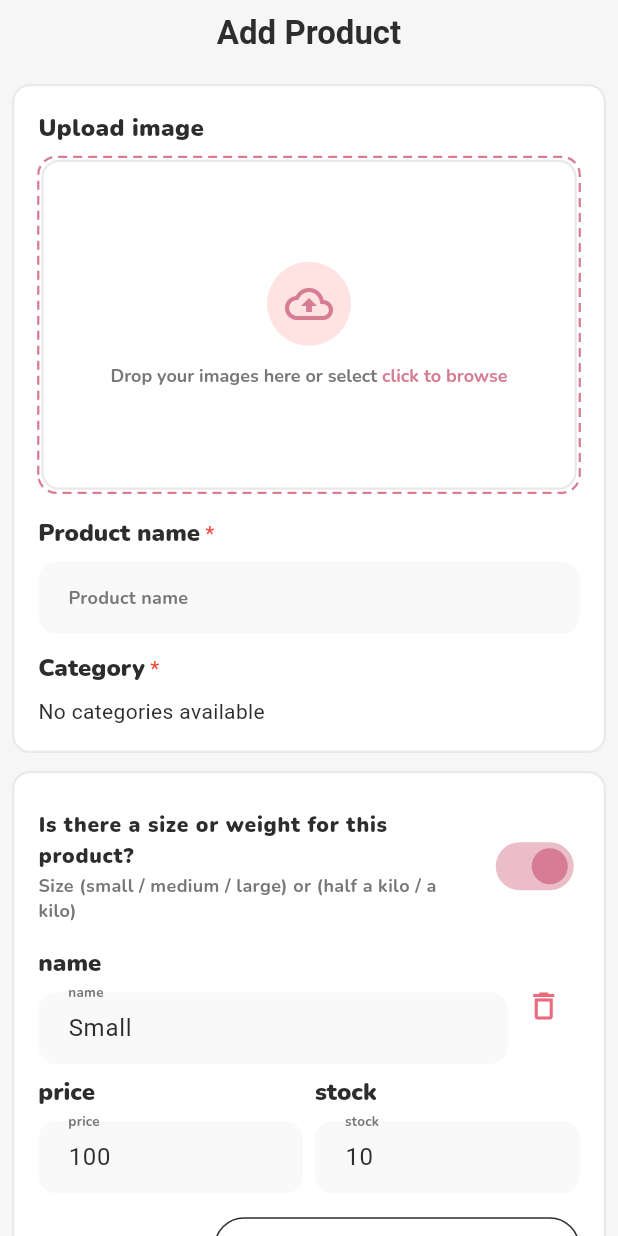
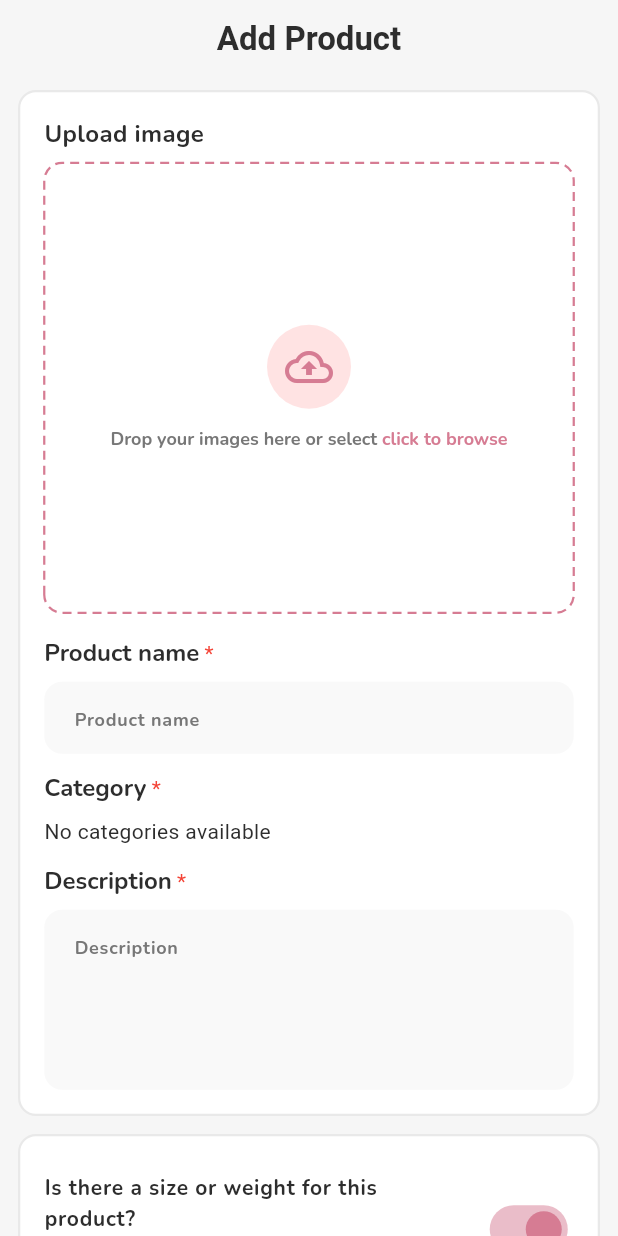
Before and after one commit to AyaNasserEzat/sweetella_admin, a Flutter app: the AddProductPage screen opened directly, after a tap on "Is there a size or weight for this produ", on a phone screen of 412 x 824 dp. Run offline on Flutter 3.47's test engine with Material 3 defaults, Android fonts, the phone set to English and light mode, and no system bars; drawn by our look-alikes of dotted_border; our stand-ins replace bloc, cached_network_image, cloud_firestore, dartz, dio, dropdown_button2 and 9 more; accounts and stored records are empty; network calls fail.

Commit message:
change button color while loading

```diff
--- a/lib/core/widgets/custom_table.dart
+++ b/lib/core/widgets/custom_table.dart
@@ -31,7 +31,7 @@ class CustomTable extends StatelessWidget {
                 child: DataTable(
                   columnSpacing: context.tokens.size.icon,
                   dataRowMinHeight: 20,
-                  dataRowMaxHeight: 70,
+                  dataRowMaxHeight: 100,
                   horizontalMargin: 20,
 
                   headingRowColor: WidgetStateProperty.all(
@@ -45,9 +45,7 @@ class CustomTable extends StatelessWidget {
                             child: Skeleton.keep(
                               child: Text(
                                 title,
-                                style: const TextStyle(
-                                  fontWeight: FontWeight.bold,
-                                ),
+                                style: context.tokens.text.titleSmall,
                               ),
                             ),
                           ),
--- a/lib/features/categories/presentation/widgets/custom_text_field.dart
+++ b/lib/features/categories/presentation/widgets/custom_text_field.dart
@@ -50,7 +50,7 @@ class CustomTextField extends StatelessWidget {
           keyboardType: maxLines > 1 ? TextInputType.multiline : keyboardType,
           decoration: InputDecoration(
             hintText: hintText,
-            label: Text(label, style: context.tokens.text.label),
+            //label: Text(label, style: context.tokens.text.label),
             alignLabelWithHint: maxLines > 1,
           ),
         ),
--- a/lib/features/categories/presentation/widgets/image_upload_box.dart
+++ b/lib/features/categories/presentation/widgets/image_upload_box.dart
@@ -32,9 +32,9 @@ class ImageUploadBox extends StatelessWidget {
               dashPattern: const [6, 4],
               radius: Radius.circular(tokens.radius.md),
             ),
-            child: CustomShadowContanier(
+            child: SizedBox(
               width: double.infinity,
-              height: tokens.size.productImageHeight + 84,
+              height: tokens.size.productImageHeight + 160,
               child: imagePath == null || imagePath.isEmpty
                   ? Column(
                       mainAxisAlignment: MainAxisAlignment.center,
--- a/lib/features/products/data/models/product_model.dart
+++ b/lib/features/products/data/models/product_model.dart
@@ -167,12 +167,17 @@ class ProductVariantModel {
       id: json['id'] ?? '',
       sizeName: json['sizeName'] ?? '',
       price: (json['price'] as num).toDouble(),
-      stock: json['dailyStock'] ?? 0,
+      stock: json['stock'] ?? 0,
     );
   }
 
   Map<String, dynamic> toJson() {
-    return {'id': id, 'sizeName': sizeName, 'price': price, 'stock': stock};
+    return {
+      'id': id,
+      'sizeName': sizeName,
+      'price': price,
+      'dailyStock': stock,
+    };
   }
 
   factory ProductVariantModel.fromEntity(ProductVariantEntity entity) {
--- a/lib/features/products/presentation/widgets/add_product/product_identity_section.dart
+++ b/lib/features/products/presentation/widgets/add_product/product_identity_section.dart
@@ -10,6 +10,7 @@ class ProductIdentitySection extends StatefulWidget {
   ProductIdentitySection({
     required this.breakpoint,
     required this.nameController,
+    required this.descriptionController,
     required this.selectedCategoryId,
     required this.selectedCategoryName,
     required this.imagePath,
@@ -20,6 +21,7 @@ class ProductIdentitySection extends StatefulWidget {
 
   final AppBreakpoint breakpoint;
   final TextEditingController nameController;
+  final TextEditingController descriptionController;
   String? selectedCategoryId;
   String? selectedCategoryName;
   final String? imagePath;
@@ -55,6 +57,21 @@ class _ProductIdentitySectionState extends State<ProductIdentitySection> {
       onTap: widget.onImageTap,
     );
 
+    final descriptionField = CustomTextField(
+      label: 'Description',
+      hintText: 'Description',
+      isRequired: true,
+      controller: widget.descriptionController,
+      minLines: 4,
+      maxLines: 6,
+      validator: (value) {
+        if (value == null || value.trim().isEmpty) {
+          return 'Description is required';
+        }
+        return null;
+      },
+    );
+
     if (widget.breakpoint == AppBreakpoint.expanded) {
       return CustomShadowContanier(
         child: Row(
@@ -62,11 +79,8 @@ class _ProductIdentitySectionState extends State<ProductIdentitySection> {
           children: [
             Expanded(
               child: Column(
-                children: [
-                  nameField,
-                  SizedBox(height: tokens.space.md),
-                  categoryField,
-                ],
+                spacing: tokens.space.md,
+                children: [nameField, categoryField, descriptionField],
               ),
             ),
             SizedBox(width: tokens.space.xxl),
@@ -89,6 +103,8 @@ class _ProductIdentitySectionState extends State<ProductIdentitySection> {
           nameField,
           SizedBox(height: tokens.space.md),
           categoryField,
+          SizedBox(height: tokens.space.md),
+          descriptionField,
         ],
       ),
     );
--- a/lib/features/products/presentation/widgets/add_product/product_submit_button.dart
+++ b/lib/features/products/presentation/widgets/add_product/product_submit_button.dart
@@ -16,24 +16,24 @@ class ProductSubmitButton extends StatelessWidget {
   @override
   Widget build(BuildContext context) {
     final tokens = context.tokens;
-    final buttonColor = tokens.text.button.color;
 
     return SizedBox(
       width: double.infinity,
       child: ElevatedButton(
         style: ElevatedButton.styleFrom(
           backgroundColor: tokens.color.brand,
-          foregroundColor: buttonColor,
-          disabledBackgroundColor: tokens.color.textSecondary,
+          foregroundColor: Colors.white,
+          disabledBackgroundColor: tokens.color.brand,
+          disabledForegroundColor: Colors.white,
           padding: EdgeInsets.symmetric(vertical: tokens.space.md),
         ),
         onPressed: isSaving ? null : onPressed,
         child: isSaving
             ? SizedBox.square(
                 dimension: tokens.size.icon + tokens.space.xs,
-                child: CircularProgressIndicator(
+                child: const CircularProgressIndicator(
                   strokeWidth: 2.5,
-                  color: buttonColor,
+                  color: Colors.white,
                 ),
               )
             : Text(isEditing ? 'تعديل المنتج' : 'حفظ وإضافة'),
--- a/lib/features/products/presentation/widgets/add_product_page.dart
+++ b/lib/features/products/presentation/widgets/add_product_page.dart
@@ -337,7 +337,7 @@ class _AddProductPageState extends State<AddProductPage> {
             final breakpoint = AppBreakpoints.fromWidth(constraints.maxWidth);
             final isCompact = breakpoint == AppBreakpoint.compact;
             final tokens = context.tokens;
-            final pagePadding = isCompact ? tokens.space.sm : tokens.space.md;
+            final pagePadding = isCompact ? tokens.space.md : tokens.space.sm;
 
             return SingleChildScrollView(
               padding: EdgeInsetsDirectional.only(
@@ -366,6 +366,7 @@ class _AddProductPageState extends State<AddProductPage> {
                         ProductIdentitySection(
                           breakpoint: breakpoint,
                           nameController: _nameController,
+                          descriptionController: _descController,
                           selectedCategoryId: _selectedCategoryId,
                           imagePath: _selectedImagePath,
                           onImageTap: _pickImage,
@@ -479,23 +480,6 @@ class _AddProductPageState extends State<AddProductPage> {
                             ],
                           ),
                         ),
-                        SizedBox(height: tokens.space.md),
-                        CustomShadowContanier(
-                          child: CustomTextField(
-                            label: 'Description',
-                            hintText: 'Description',
-                            isRequired: true,
-                            controller: _descController,
-                            minLines: 4,
-                            maxLines: 6,
-                            validator: (value) {
-                              if (value == null || value.trim().isEmpty) {
-                                return 'Description is required';
-                              }
-                              return null;
-                            },
-                          ),
-                        ),
 
                         SizedBox(height: tokens.space.xl),
                         ProductSubmitButton(
--- a/lib/features/products/presentation/widgets/products_page_content.dart
+++ b/lib/features/products/presentation/widgets/products_page_content.dart
@@ -15,9 +15,9 @@ class ProductsPageContent extends StatelessWidget {
   @override
   Widget build(BuildContext context) {
     final tokens = context.tokens;
-    return Padding(
-      padding: EdgeInsets.all(tokens.space.xl),
-      child: SingleChildScrollView(
+    return SingleChildScrollView(
+      child: Padding(
+        padding: EdgeInsets.all(tokens.space.xl),
         child: Column(
           crossAxisAlignment: CrossAxisAlignment.stretch,
           children: [
```
Also changed, not shown: lib/core/design/app_tokens.dart (+7 -7 lines), lib/features/products/presentation/widgets/product_addon_count.dart (added, +32 -0 lines), lib/features/products/presentation/widgets/products_table.dart (+32 -5 lines), 1 other file.
